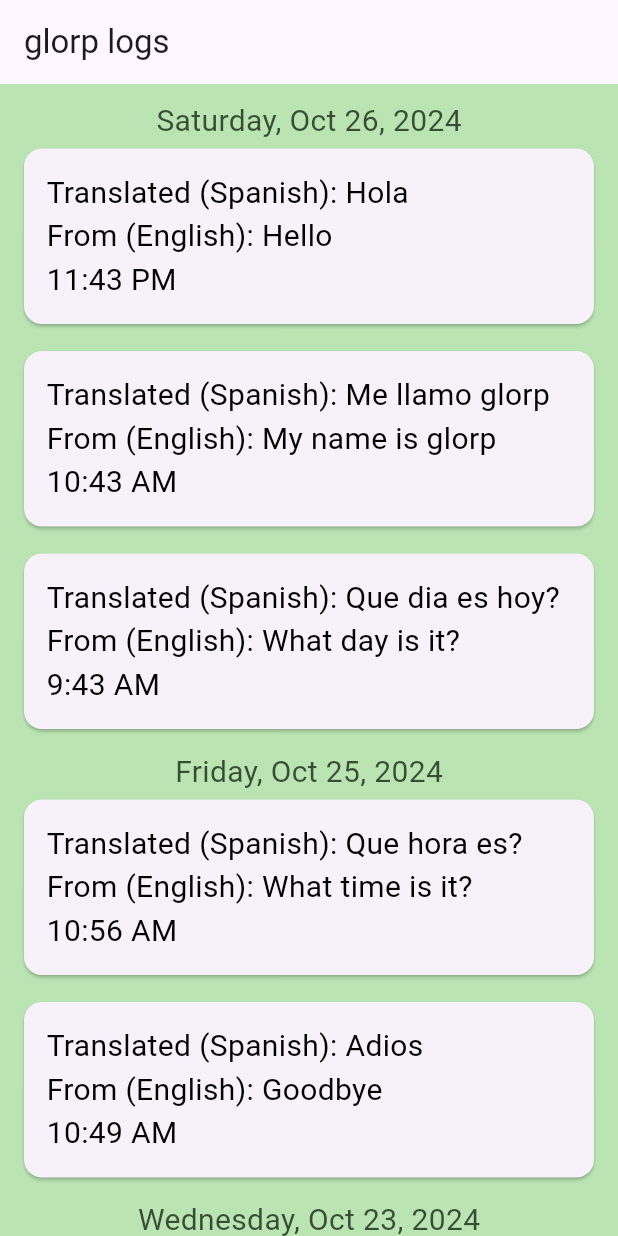
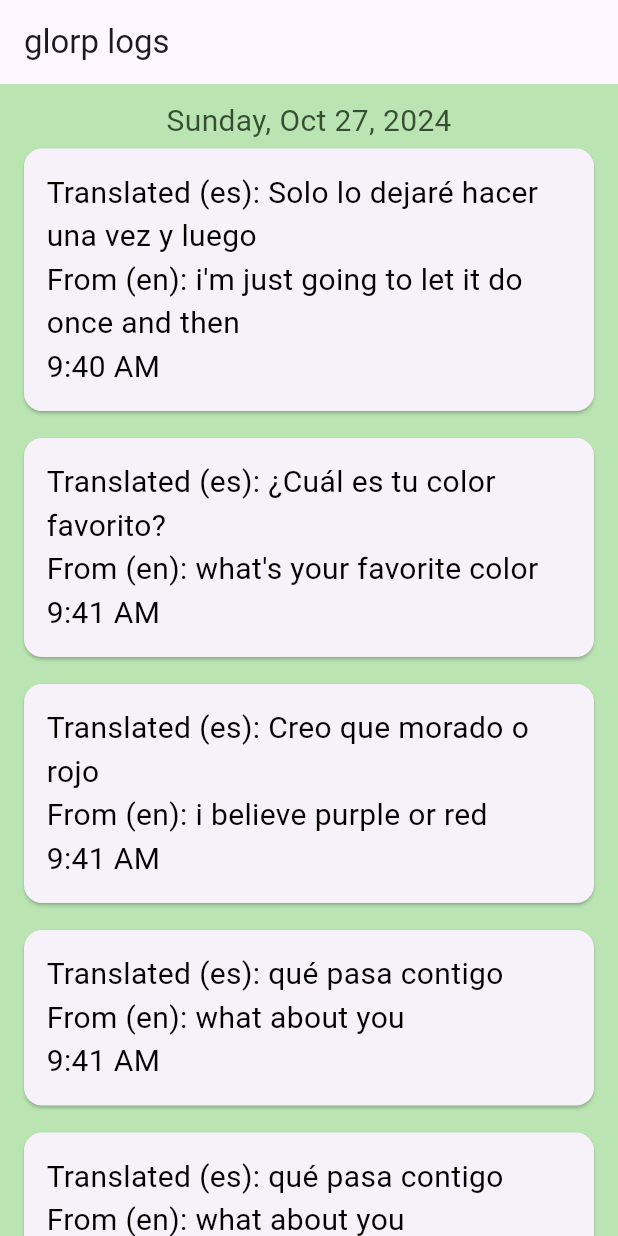
Before and after one commit to rav-nidhi/glorp, a Flutter app: the screen it shows after launch, on a phone screen of 412 x 824 dp. Run offline on Flutter 3.47's test engine with Material 3 defaults, Android fonts, the phone set to English and light mode, and no system bars.

```diff
--- a/lib/main.dart
+++ b/lib/main.dart
@@ -3,11 +3,31 @@ import 'package:intl/intl.dart';
 import 'dart:core';
 
 List<Map<String, String>> translations = [
-  {"transFrom": "Hello", "transTo": "Hola", "langFrom": "English", "langTo": "Spanish", "date": "2024-10-26 23:43:16"},
-  {"transFrom": "My name is glorp", "transTo": "Me llamo glorp", "langFrom": "English", "langTo": "Spanish", "date": "2024-10-26 10:43:25"},
-  {"transFrom": "What day is it?", "transTo": "Que dia es hoy?", "langFrom": "English", "langTo": "Spanish", "date": "2024-10-26 09:43:04"},
-  {"transFrom": "What time is it?", "transTo": "Que hora es?", "langFrom": "English", "langTo": "Spanish", "date": "2024-10-25 10:56:40"},
-  {"transFrom": "Goodbye", "transTo": "Adios", "langFrom": "English", "langTo": "Spanish", "date": "2024-10-25 10:49:09"},
+  {"transFrom":"i'm just going to let it do once and then",
+        "transTo":"Solo lo dejaré hacer una vez y luego",
+        "langFrom":"en",
+        "langTo":"es",
+        "date":"2024-10-27 09:40:13"},
+  {"transFrom":"what's your favorite color",
+        "transTo":"¿Cuál es tu color favorito?",
+        "langFrom":"en",
+        "langTo":"es",
+        "date":"2024-10-27 09:41:33"},
+  {"transFrom":"i believe purple or red",
+        "transTo":"Creo que morado o rojo",
+        "langFrom":"en",
+        "langTo":"es",
+        "date":"2024-10-27 09:41:41"},
+  {"transFrom":"what about you",
+        "transTo":"qué pasa contigo",
+        "langFrom":"en",
+        "langTo":"es",
+        "date":"2024-10-27 09:41:47"},
+  {"transFrom":"what about you",
+        "transTo":"qué pasa contigo",
+        "langFrom":"en",
+        "langTo":"es",
+        "date":"2024-10-27 09:41:47"},
   {"transFrom": "It's tea time", "transTo": "Es hora del te", "langFrom": "English", "langTo": "Spanish", "date": "2024-10-23 10:47:30"}
 ];
 
--- a/pubspec.yaml
+++ b/pubspec.yaml
@@ -36,6 +36,8 @@ dependencies:
   # Use with the CupertinoIcons class for iOS style icons.
   cupertino_icons: ^1.0.8
   intl: ^0.19.0
+  mongo_dart: ^0.10.3
+  convert: ^3.1.2
 
 dev_dependencies:
   flutter_test:
@@ -53,6 +55,8 @@ dev_dependencies:
 
 # The following section is specific to Flutter packages.
 flutter:
+  assets:
+    - assets/data.json
 
   # The following line ensures that the Material Icons font is
   # included with your application, so that you can use the icons in
```
Also changed, not shown: pubspec.lock, 2 other files.
